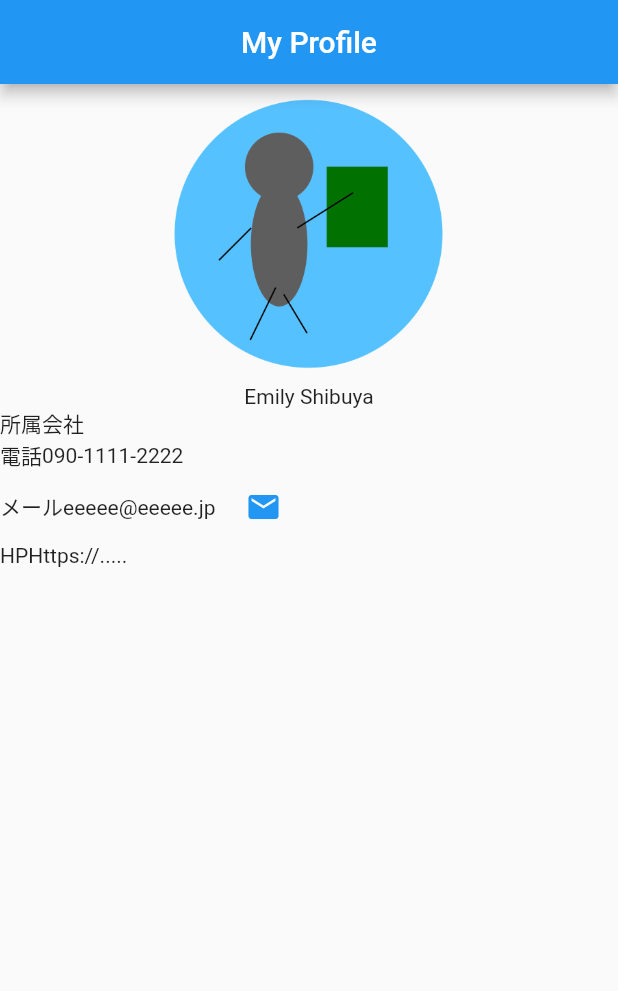
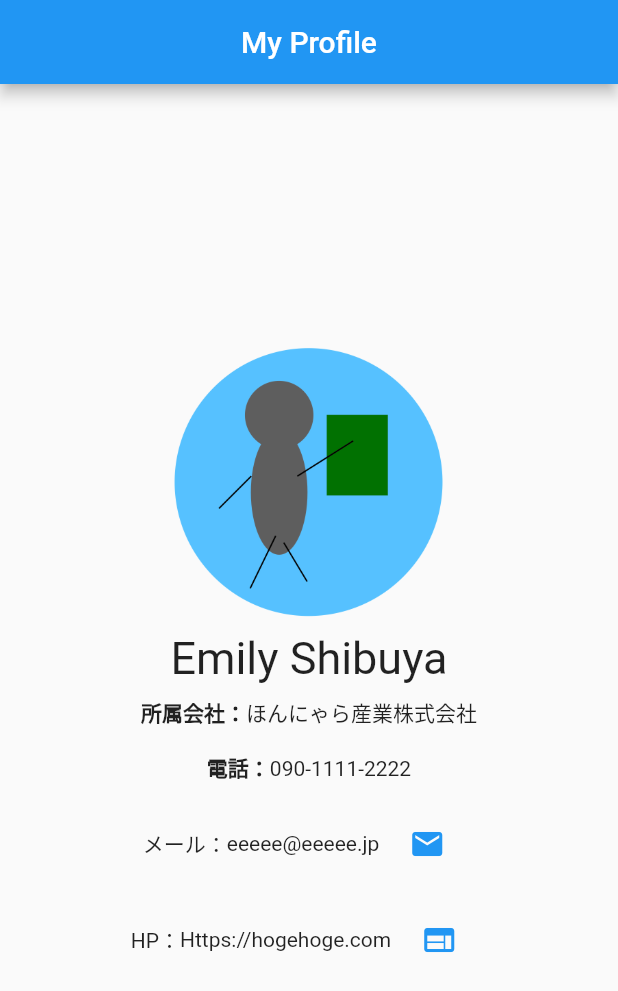
Before and after one commit to takushisato/myprofile-flutter, a Flutter app: the screen it shows after launch, on a phone screen of 412 x 824 dp. Shown: the top 991 px of the screen. Run offline on Flutter 3.47's test engine with Material 2 defaults, Android fonts, the phone set to English and light mode, and no system bars.

Commit message:
style修正

```diff
--- a/lib/main.dart
+++ b/lib/main.dart
@@ -26,21 +26,47 @@ class MyApp extends StatelessWidget {
           title: const Text('My Profile'),
           centerTitle: true,
         ),
-        body: Center(
+        body: Padding(
+          padding: const EdgeInsets.all(8.0),
           child: Column(
+            mainAxisAlignment: MainAxisAlignment.center,
             children: [
               Image.asset('assets/icon.png', height: 200,),
-              const Text('Emily Shibuya'),
-              Row(children: [const Text("所属"), const Text("会社")]),
-              Row(children: [const Text("電話"), const Text("090-1111-2222")]),
-              Row(
-                  children: [
-                    Text("メール"),
-                    Text("eeeee@eeeee.jp"),
+              const Text('Emily Shibuya', style: TextStyle(fontSize: 30),),
+              Padding(
+                padding: const EdgeInsets.all(8.0),
+                child: Row(
+                  mainAxisAlignment: MainAxisAlignment.center,
+                    children: [const Text("所属会社：", style: TextStyle(fontWeight: FontWeight.bold),), const Text("ほんにゃら産業株式会社")]),
+              ),
+              Padding(
+                padding: const EdgeInsets.all(8.0),
+                child: Row(
+                  mainAxisAlignment: MainAxisAlignment.center,
+                    children: [const Text("電話：", style: TextStyle(fontWeight: FontWeight.bold),), const Text("090-1111-2222")]),
+
+              ),
+              Padding(
+                padding: const EdgeInsets.all(8.0),
+                child: Row(
+                  mainAxisAlignment: MainAxisAlignment.center,
+                    children: [
+                    const Text("メール："),
+                    const Text("eeeee@eeeee.jp"),
                     TextButton(onPressed: () async {
                       launchURL('mailto: ${mailAddress}?subject=${mailTitle}&body=${mailContents}');
-                    }, child: Icon(Icons.mail))]),
-              Row(children: [const Text("HP"), const Text("Https://.....")]),
+                    }, child: Icon(Icons.mail))])),
+              Padding
+                (padding: const EdgeInsets.all(8.0),
+                child: Row(
+                  mainAxisAlignment: MainAxisAlignment.center,
+                    children: [
+                      const Text("HP："),
+                      const Text("Https://hogehoge.com"),
+                    TextButton(onPressed: () async {
+
+                    }, child: Icon(Icons.web))]),
+              ),
             ],
           ),
         ),
```
